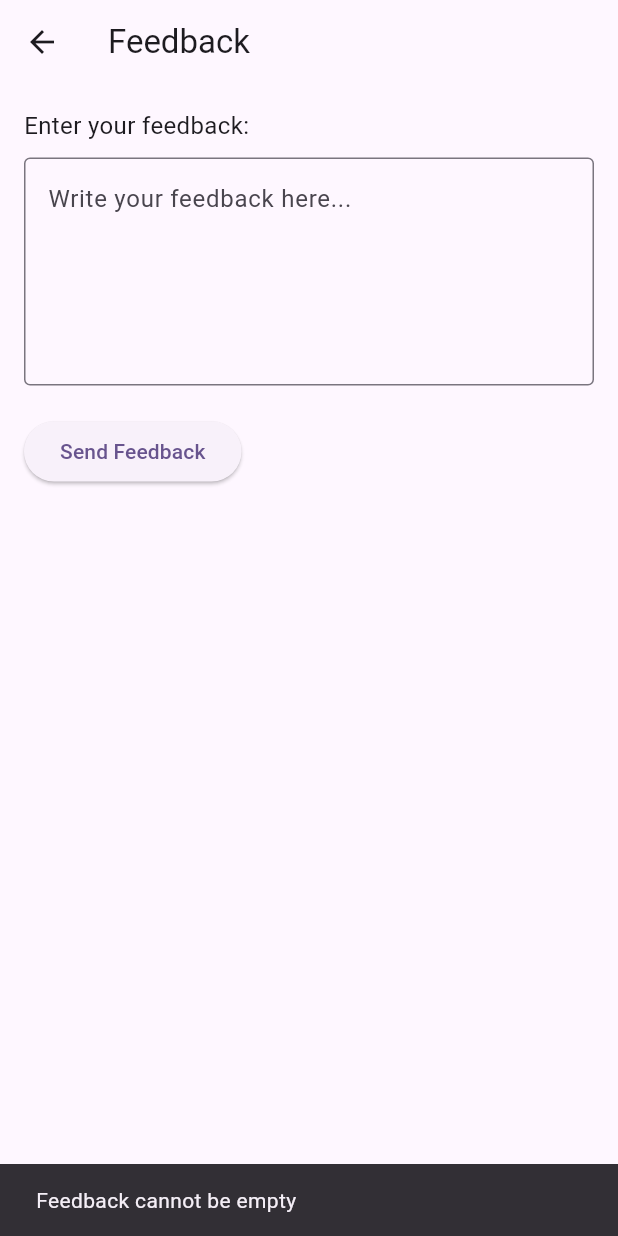
After one commit to muhmmdfrd/hris-ai-mobile, a Flutter app: the FeedbackScreen screen opened directly, after a tap on "Send Feedback", on a phone screen of 412 x 824 dp. The commit adds this screen. Run offline on Flutter 3.47's test engine with Material 3 defaults, Android fonts, the phone set to English and light mode, and no system bars; our stand-ins replace dio, flutter_bloc, jiffy.

Commit message:
feat: add feedback

```diff
--- a/analysis_options.yaml
+++ b/analysis_options.yaml
@@ -4,10 +4,6 @@
 # The issues identified by the analyzer are surfaced in the UI of Dart-enabled
 # IDEs (https://dart.dev/tools#ides-and-editors). The analyzer can also be
 # invoked from the command line by running `flutter analyze`.
-
-# The following line activates a set of recommended lints for Flutter apps,
-# packages, and plugins designed to encourage good coding practices.
-include: package:flutter_lints/flutter.yaml
 
 linter:
   # The lint rules applied to this project can be customized in the
@@ -23,6 +19,5 @@ linter:
   rules:
     # avoid_print: false  # Uncomment to disable the `avoid_print` rule
     # prefer_single_quotes: true  # Uncomment to enable the `prefer_single_quotes` rule
-
 # Additional information about this file can be found at
 # https://dart.dev/guides/language/analysis-options
--- /dev/null
+++ b/lib/modules/feedback/bloc/feedback_bloc.dart
@@ -0,0 +1,19 @@
+import 'package:flutter_bloc/flutter_bloc.dart';
+import 'package:hris_ai/modules/feedback/bloc/feedback_event.dart';
+import 'package:hris_ai/modules/feedback/bloc/feedback_state.dart';
+
+class FeedbackBloc extends Bloc<FeedbackEvent, FeedbackState> {
+  FeedbackBloc() : super(FeedbackInitial()) {
+    on<SubmitFeedback>(_onSubmitFeedback);
+  }
+
+  Future<void> _onSubmitFeedback(SubmitFeedback event, Emitter<FeedbackState> emit) async {
+    emit(FeedbackSubmitting());
+    try {
+      await Future.delayed(Duration(seconds: 2));
+      emit(FeedbackSubmitted());
+    } catch (e) {
+      emit(FeedbackError(e.toString()));
+    }
+  }
+}
--- /dev/null
+++ b/lib/modules/feedback/bloc/feedback_event.dart
@@ -0,0 +1,7 @@
+abstract class FeedbackEvent {}
+
+class SubmitFeedback extends FeedbackEvent {
+  final String feedback;
+
+  SubmitFeedback(this.feedback);
+}
--- /dev/null
+++ b/lib/modules/feedback/bloc/feedback_state.dart
@@ -0,0 +1,13 @@
+abstract class FeedbackState {}
+
+class FeedbackInitial extends FeedbackState {}
+
+class FeedbackSubmitting extends FeedbackState {}
+
+class FeedbackSubmitted extends FeedbackState {}
+
+class FeedbackError extends FeedbackState {
+  final String error;
+
+  FeedbackError(this.error);
+}
--- /dev/null
+++ b/lib/modules/feedback/feedback_screen.dart
@@ -0,0 +1,64 @@
+import 'package:flutter/material.dart';
+import 'package:flutter_bloc/flutter_bloc.dart';
+import 'package:hris_ai/modules/feedback/bloc/feedback_bloc.dart';
+import 'package:hris_ai/modules/feedback/bloc/feedback_event.dart';
+import 'package:hris_ai/modules/feedback/bloc/feedback_state.dart';
+
+class FeedbackScreen extends StatelessWidget {
+  FeedbackScreen({Key? key}) : super(key: key);
+
+  final TextEditingController _feedbackController = TextEditingController();
+
+  @override
+  Widget build(BuildContext context) {
+    return Scaffold(
+      appBar: AppBar(title: const Text('Feedback')),
+      body: Padding(
+        padding: const EdgeInsets.all(16.0),
+        child: Column(
+          crossAxisAlignment: CrossAxisAlignment.start,
+          children: [
+            const Text('Enter your feedback:', style: TextStyle(fontSize: 16)),
+            const SizedBox(height: 10),
+            TextField(
+              controller: _feedbackController,
+              maxLines: 5,
+              decoration: InputDecoration(border: OutlineInputBorder(), hintText: 'Write your feedback here...'),
+            ),
+            const SizedBox(height: 20),
+            BlocConsumer<FeedbackBloc, FeedbackState>(
+              listener: (context, state) {
+                if (state is FeedbackSubmitted) {
+                  ScaffoldMessenger.of(
+                    context,
+                  ).showSnackBar(const SnackBar(content: Text('Feedback sent successfully!')));
+                  _feedbackController.clear();
+                } else if (state is FeedbackError) {
+                  ScaffoldMessenger.of(context).showSnackBar(SnackBar(content: Text('Error: ${state.error}')));
+                }
+              },
+              builder: (context, state) {
+                if (state is FeedbackSubmitting) {
+                  return const Center(child: CircularProgressIndicator());
+                }
+                return ElevatedButton(
+                  onPressed: () {
+                    final feedbackText = _feedbackController.text.trim();
+                    if (feedbackText.isNotEmpty) {
+                      context.read<FeedbackBloc>().add(SubmitFeedback(feedbackText));
+                    } else {
+                      ScaffoldMessenger.of(
+                        context,
+                      ).showSnackBar(const SnackBar(content: Text('Feedback cannot be empty')));
+                    }
+                  },
+                  child: const Text('Send Feedback'),
+                );
+              },
+            ),
+          ],
+        ),
+      ),
+    );
+  }
+}
```
Also changed, not shown: lib/main.dart (+6 -1 lines).
